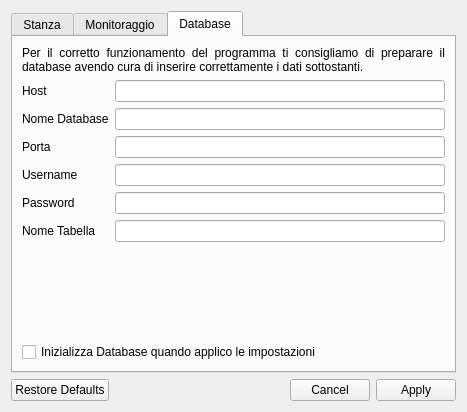
The window that RoomMonitor/windows/settings.ui (PieroMacaluso/RoomMonitor) describes before a commit, drawn with Qt 5.
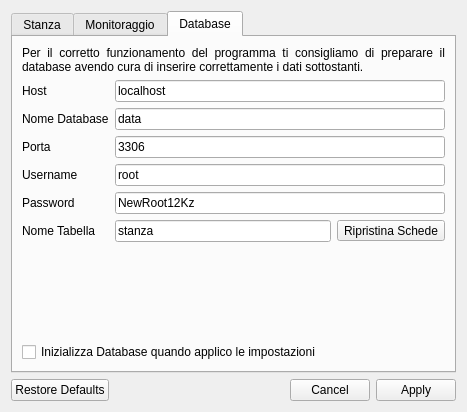
The same window after the commit. The open tabs and pages were chosen to show the change.

Diff of the .ui file:
```diff
--- a/RoomMonitor/windows/settings.ui
+++ b/RoomMonitor/windows/settings.ui
@@ -208,7 +208,11 @@
           </widget>
          </item>
          <item row="0" column="1">
-          <widget class="QLineEdit" name="hostEdit"/>
+          <widget class="QLineEdit" name="hostEdit">
+           <property name="text">
+            <string>localhost</string>
+           </property>
+          </widget>
          </item>
          <item row="1" column="0">
           <widget class="QLabel" name="dbLabel">
@@ -218,7 +222,11 @@
           </widget>
          </item>
          <item row="1" column="1">
-          <widget class="QLineEdit" name="dbEdit"/>
+          <widget class="QLineEdit" name="dbEdit">
+           <property name="text">
+            <string>data</string>
+           </property>
+          </widget>
          </item>
          <item row="2" column="0">
           <widget class="QLabel" name="portLabel">
@@ -228,7 +236,11 @@
           </widget>
          </item>
          <item row="2" column="1">
-          <widget class="QLineEdit" name="portEdit"/>
+          <widget class="QLineEdit" name="portEdit">
+           <property name="text">
+            <string>3306</string>
+           </property>
+          </widget>
          </item>
          <item row="3" column="0">
           <widget class="QLabel" name="userLabel">
@@ -238,7 +250,11 @@
           </widget>
          </item>
          <item row="3" column="1">
-          <widget class="QLineEdit" name="userEdit"/>
+          <widget class="QLineEdit" name="userEdit">
+           <property name="text">
+            <string>root</string>
+           </property>
+          </widget>
          </item>
          <item row="4" column="0">
           <widget class="QLabel" name="passLabel">
@@ -248,7 +264,11 @@
           </widget>
          </item>
          <item row="4" column="1">
-          <widget class="QLineEdit" name="passEdit"/>
+          <widget class="QLineEdit" name="passEdit">
+           <property name="text">
+            <string>NewRoot12Kz</string>
+           </property>
+          </widget>
          </item>
          <item row="5" column="0">
           <widget class="QLabel" name="tableLabel">
@@ -258,7 +278,22 @@
           </widget>
          </item>
          <item row="5" column="1">
-          <widget class="QLineEdit" name="tableEdit"/>
+          <layout class="QHBoxLayout" name="horizontalLayout_2">
+           <item>
+            <widget class="QLineEdit" name="tableEdit">
+             <property name="text">
+              <string>stanza</string>
+             </property>
+            </widget>
+           </item>
+           <item>
+            <widget class="QToolButton" name="restoreBoardButton">
+             <property name="text">
+              <string>Ripristina Schede</string>
+             </property>
+            </widget>
+           </item>
+          </layout>
          </item>
         </layout>
        </item>
```
Left out of the diff: 17 changed lines with no effect on the pictures.
